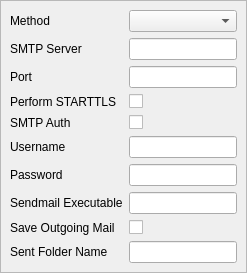
Before: the Qt Designer form src/Gui/SettingsOutgoingPage.ui in jktjkt/trojita, drawn with Qt 5.
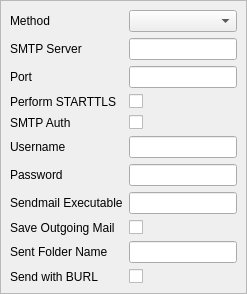
After: the same form once the commit is applied.

Commit message:
Make BURL active only when explicitly allowed by user
refs #533

What changed in the file:
```diff
--- a/src/Gui/SettingsOutgoingPage.ui
+++ b/src/Gui/SettingsOutgoingPage.ui
@@ -125,6 +125,16 @@
     <item row="9" column="1">
      <widget class="QLineEdit" name="saveFolderName"/>
     </item>
+    <item row="10" column="0">
+     <widget class="QLabel" name="smtpBurlLabel">
+      <property name="text">
+       <string>Send with BURL</string>
+      </property>
+     </widget>
+    </item>
+    <item row="10" column="1">
+     <widget class="QCheckBox" name="smtpBurl"/>
+    </item>
    </layout>
   </widget>
  </widget>
```
The commit also changes 4 other files.
